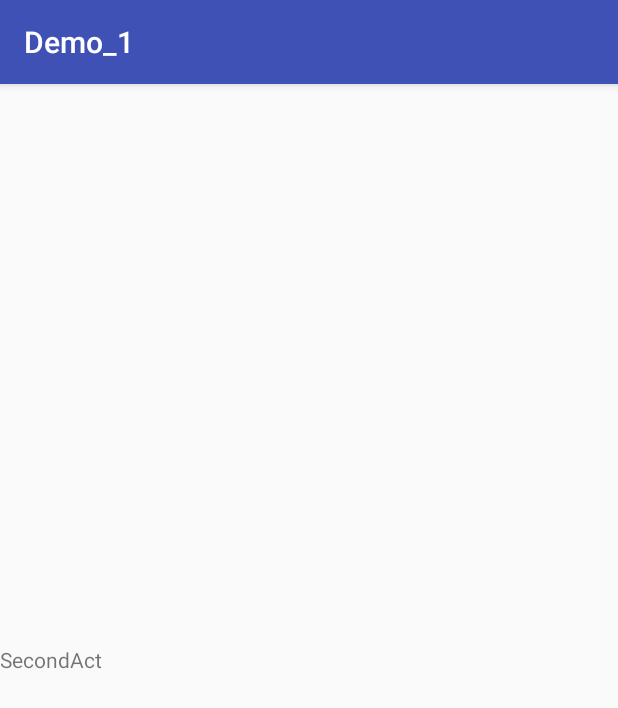
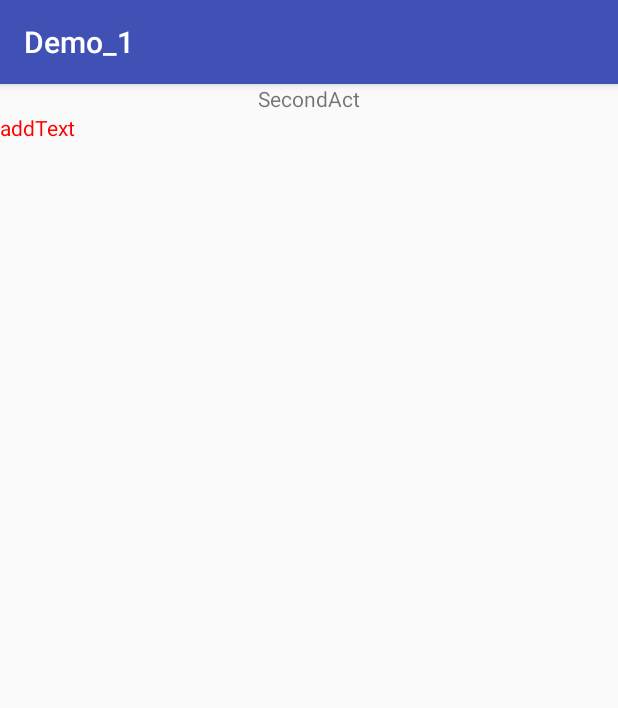
Before and after one commit to wz5779354/Demo_1, an Android app: the SecondActivity screen opened directly, with no data from a screen before it, on a phone screen of 412 x 824 dp. Shown: the top 708 px of the screen. Run offline under Robolectric (Android 15) with nearby library versions, the phone set to English and light mode, and no system bars.

Commit message:
add SecondActivity TextView

```diff
--- a/app/src/main/res/layout/activity_second.xml
+++ b/app/src/main/res/layout/activity_second.xml
@@ -4,10 +4,18 @@
     xmlns:tools="http://schemas.android.com/tools"
     android:layout_width="match_parent"
     android:layout_height="match_parent"
+    android:orientation="vertical"
     tools:context="com.example.wangze.demo_1.SecondActivity">
-<TextView
-    android:layout_width="wrap_content"
-    android:layout_height="wrap_content"
-    android:text="SecondAct"
-   android:layout_gravity="center"/>
+
+    <TextView
+        android:layout_width="wrap_content"
+        android:layout_height="wrap_content"
+        android:layout_gravity="center"
+        android:text="SecondAct" />
+
+    <TextView
+        android:layout_width="wrap_content"
+        android:layout_height="wrap_content"
+        android:text="addText"
+        android:textColor="#f00" />
 </LinearLayout>
```
